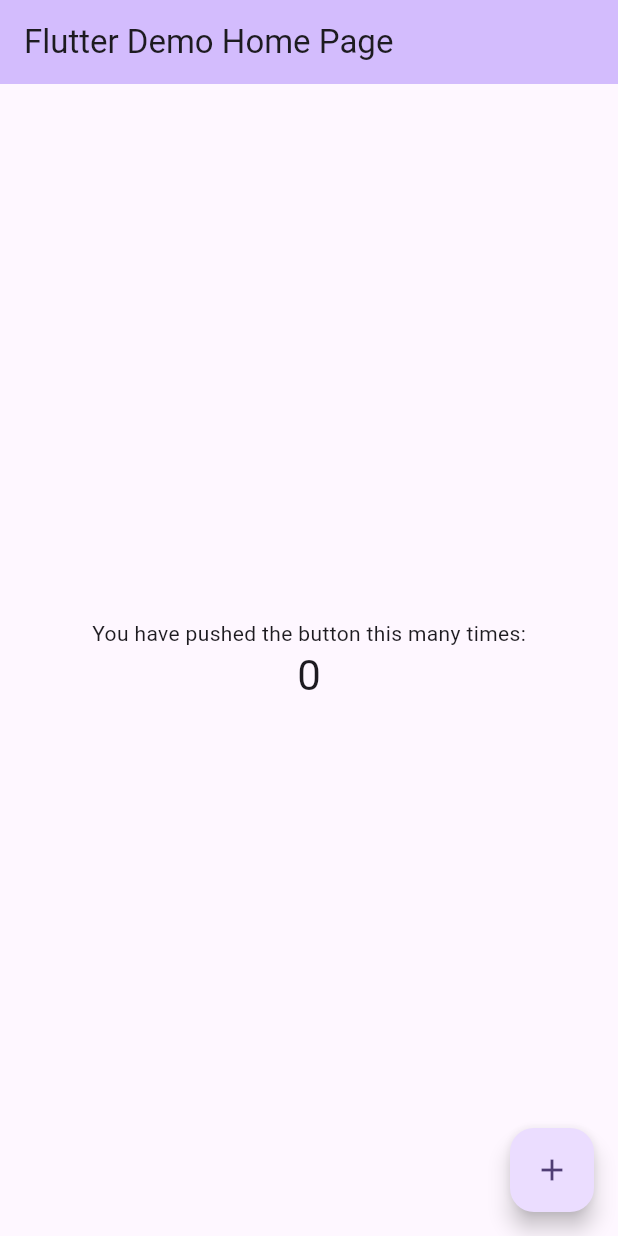
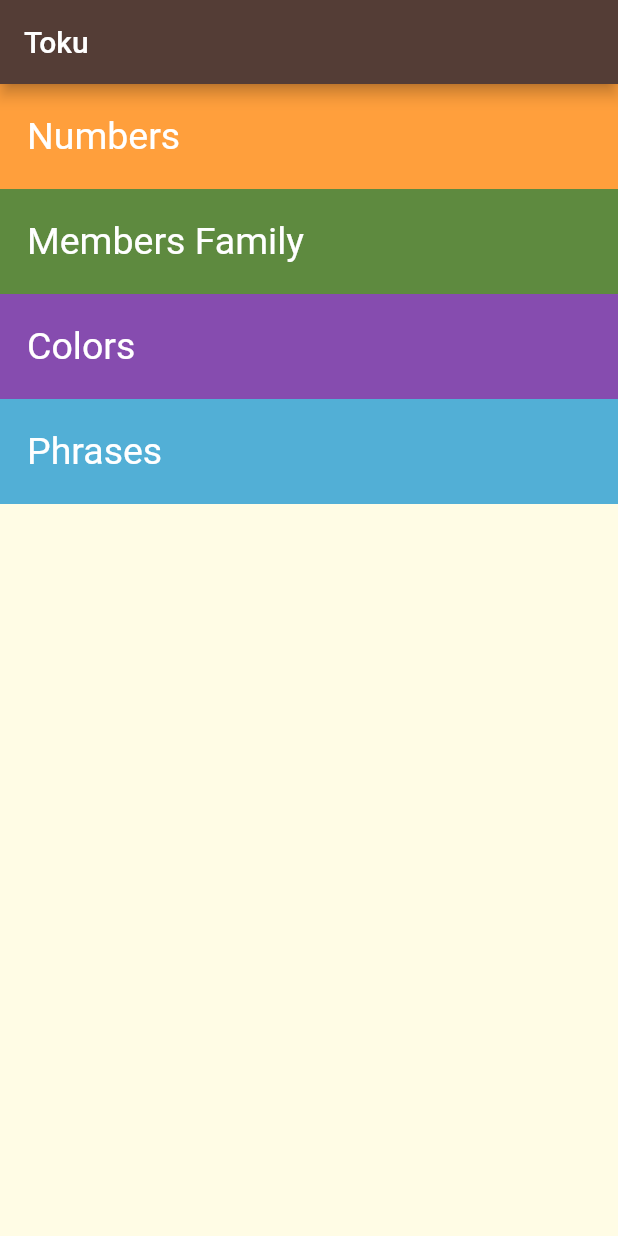
Before and after one commit to abdobassel/Toku_app_flutter, a Flutter app: the screen it shows after launch, on a phone screen of 412 x 824 dp. Run offline on Flutter 3.47's test engine with Material 2 defaults, Android fonts, the phone set to English and light mode, and no system bars.

Commit message:
create homepage categories and usng components before navigator code

```diff
--- /dev/null
+++ b/lib/components/components.dart
@@ -0,0 +1,16 @@
+import "package:flutter/material.dart";
+
+Widget Category({
+  required String text,
+  required Color color,
+}) =>
+    Container(
+      width: double.infinity,
+      height: 70,
+      color: color,
+      padding: EdgeInsetsDirectional.only(start: 18, top: 20),
+      child: Text(
+        '$text',
+        style: TextStyle(color: Colors.white, fontSize: 25),
+      ),
+    );
--- a/lib/main.dart
+++ b/lib/main.dart
@@ -1,125 +1,18 @@
 import 'package:flutter/material.dart';
+import 'package:toku_app/modules/home/toku_home.dart';
 
 void main() {
-  runApp(const MyApp());
+  runApp(const TokuApp());
 }
 
-class MyApp extends StatelessWidget {
-  const MyApp({super.key});
+class TokuApp extends StatelessWidget {
+  const TokuApp({super.key});
 
-  // This widget is the root of your application.
   @override
   Widget build(BuildContext context) {
-    return MaterialApp(
-      title: 'Flutter Demo',
-      theme: ThemeData(
-        // This is the theme of your application.
-        //
-        // TRY THIS: Try running your application with "flutter run". You'll see
-        // the application has a blue toolbar. Then, without quitting the app,
-        // try changing the seedColor in the colorScheme below to Colors.green
-        // and then invoke "hot reload" (save your changes or press the "hot
-        // reload" button in a Flutter-supported IDE, or press "r" if you used
-        // the command line to start the app).
-        //
-        // Notice that the counter didn't reset back to zero; the application
-        // state is not lost during the reload. To reset the state, use hot
-        // restart instead.
-        //
-        // This works for code too, not just values: Most code changes can be
-        // tested with just a hot reload.
-        colorScheme: ColorScheme.fromSeed(seedColor: Colors.deepPurple),
-        useMaterial3: true,
-      ),
-      home: const MyHomePage(title: 'Flutter Demo Home Page'),
+    return const MaterialApp(
+      debugShowCheckedModeBanner: false,
+      home: TokoHome(),
     );
   }
 }
-
-class MyHomePage extends StatefulWidget {
-  const MyHomePage({super.key, required this.title});
-
-  // This widget is the home page of your application. It is stateful, meaning
-  // that it has a State object (defined below) that contains fields that affect
-  // how it looks.
-
-  // This class is the configuration for the state. It holds the values (in this
-  // case the title) provided by the parent (in this case the App widget) and
-  // used by the build method of the State. Fields in a Widget subclass are
-  // always marked "final".
-
-  final String title;
-
-  @override
-  State<MyHomePage> createState() => _MyHomePageState();
-}
-
-class _MyHomePageState extends State<MyHomePage> {
-  int _counter = 0;
-
-  void _incrementCounter() {
-    setState(() {
-      // This call to setState tells the Flutter framework that something has
-      // changed in this State, which causes it to rerun the build method below
-      // so that the display can reflect the updated values. If we changed
-      // _counter without calling setState(), then the build method would not be
-      // called again, and so nothing would appear to happen.
-      _counter++;
-    });
-  }
-
-  @override
-  Widget build(BuildContext context) {
-    // This method is rerun every time setState is called, for instance as done
-    // by the _incrementCounter method above.
-    //
-    // The Flutter framework has been optimized to make rerunning build methods
-    // fast, so that you can just rebuild anything that needs updating rather
-    // than having to individually change instances of widgets.
-    return Scaffold(
-      appBar: AppBar(
-        // TRY THIS: Try changing the color here to a specific color (to
-        // Colors.amber, perhaps?) and trigger a hot reload to see the AppBar
-        // change color while the other colors stay the same.
-        backgroundColor: Theme.of(context).colorScheme.inversePrimary,
-        // Here we take the value from the MyHomePage object that was created by
-        // the App.build method, and use it to set our appbar title.
-        title: Text(widget.title),
-      ),
-      body: Center(
-        // Center is a layout widget. It takes a single child and positions it
-        // in the middle of the parent.
-        child: Column(
-          // Column is also a layout widget. It takes a list of children and
-          // arranges them vertically. By default, it sizes itself to fit its
-          // children horizontally, and tries to be as tall as its parent.
-          //
-          // Column has various properties to control how it sizes itself and
-          // how it positions its children. Here we use mainAxisAlignment to
-          // center the children vertically; the main axis here is the vertical
-          // axis because Columns are vertical (the cross axis would be
-          // horizontal).
-          //
-          // TRY THIS: Invoke "debug painting" (choose the "Toggle Debug Paint"
-          // action in the IDE, or press "p" in the console), to see the
-          // wireframe for each widget.
-          mainAxisAlignment: MainAxisAlignment.center,
-          children: <Widget>[
-            const Text(
-              'You have pushed the button this many times:',
-            ),
-            Text(
-              '$_counter',
-              style: Theme.of(context).textTheme.headlineMedium,
-            ),
-          ],
-        ),
-      ),
-      floatingActionButton: FloatingActionButton(
-        onPressed: _incrementCounter,
-        tooltip: 'Increment',
-        child: const Icon(Icons.add),
-      ), // This trailing comma makes auto-formatting nicer for build methods.
-    );
-  }
-}
--- /dev/null
+++ b/lib/modules/home/toku_home.dart
@@ -0,0 +1,25 @@
+import 'package:flutter/material.dart';
+import 'package:toku_app/components/components.dart';
+
+class TokoHome extends StatelessWidget {
+  const TokoHome({super.key});
+
+  @override
+  Widget build(BuildContext context) {
+    return Scaffold(
+      backgroundColor: Color(0xffFFFCE5),
+      appBar: AppBar(
+        title: Text('Toku'),
+        backgroundColor: Color(0xff543D36),
+      ),
+      body: Column(
+        children: [
+          Category(text: 'Numbers', color: Color(0xffFF9F3C)),
+          Category(text: 'Members Family', color: Color(0xff5E8A3F)),
+          Category(text: 'Colors', color: Color(0xff864CAF)),
+          Category(text: 'Phrases', color: Color(0xff52AFD6)),
+        ],
+      ),
+    );
+  }
+}
```
Also changed, not shown: 1 other file.
